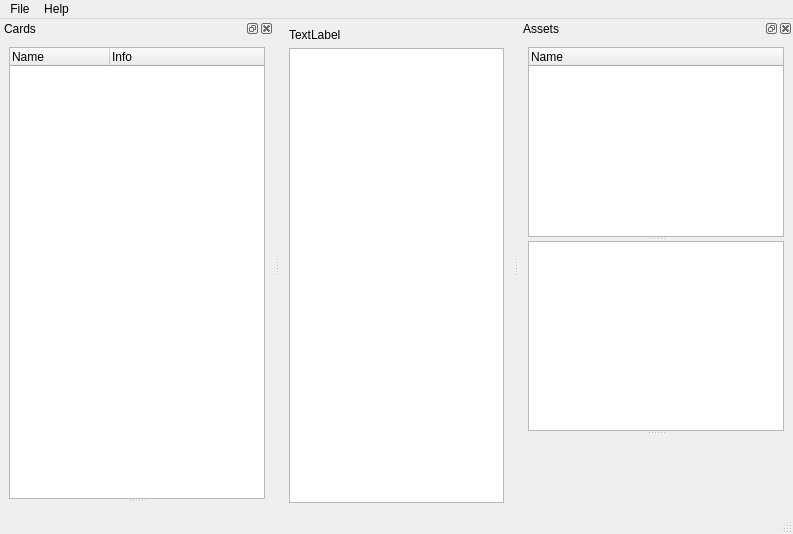
Old version of the form card_editor_main.ui in the repository randall-frank/heresy-card-builder.
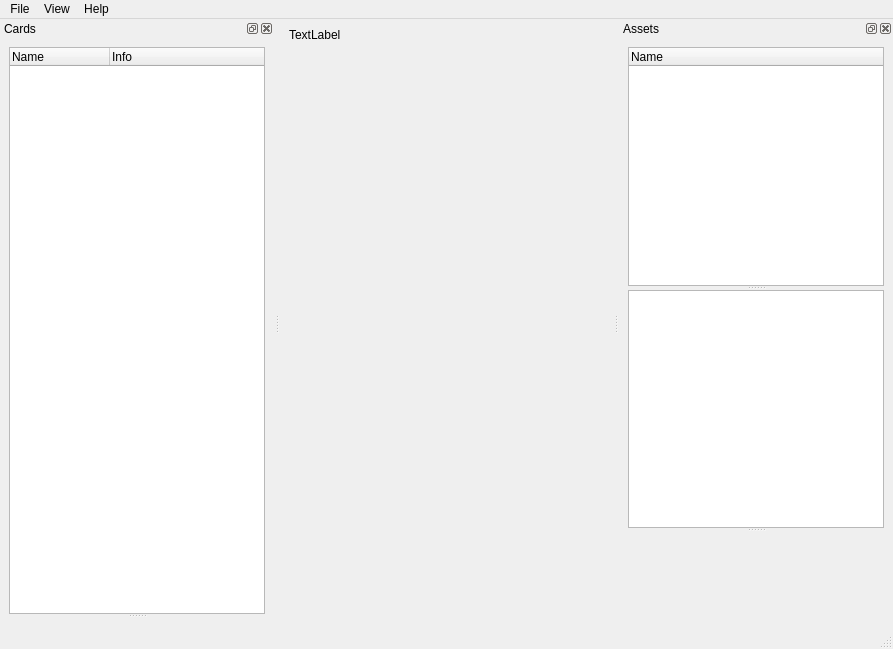
New version of the form. Icons and pictures are not drawn.

Commit message:
Basic card renderer working
Added card zoom
Added missing card slots

```diff
--- a/card_editor_main.ui
+++ b/card_editor_main.ui
@@ -6,8 +6,8 @@
    <rect>
     <x>0</x>
     <y>0</y>
-    <width>793</width>
-    <height>534</height>
+    <width>893</width>
+    <height>649</height>
    </rect>
   </property>
   <property name="windowTitle">
@@ -18,7 +18,7 @@
     <normaloff>:/images/icon</normaloff>:/images/icon</iconset>
   </property>
   <widget class="QWidget" name="centralwidget">
-   <layout class="QVBoxLayout" name="verticalLayout_3">
+   <layout class="QVBoxLayout" name="verticalLayout_3" stretch="0,10">
     <item>
      <widget class="QLabel" name="lblInfo">
       <property name="text">
@@ -27,7 +27,7 @@
      </widget>
     </item>
     <item>
-     <widget class="QGraphicsView" name="gvCard"/>
+     <widget class="QWidget" name="wCardView" native="true"/>
     </item>
    </layout>
   </widget>
@@ -36,8 +36,8 @@
     <rect>
      <x>0</x>
      <y>0</y>
-     <width>793</width>
-     <height>22</height>
+     <width>893</width>
+     <height>21</height>
     </rect>
    </property>
    <widget class="QMenu" name="menuFile">
@@ -57,7 +57,23 @@
     </property>
     <addaction name="actionAbout"/>
    </widget>
+   <widget class="QMenu" name="menuView">
+    <property name="title">
+     <string>View</string>
+    </property>
+    <widget class="QMenu" name="menuCard_zoom">
+     <property name="title">
+      <string>Card zoom</string>
+     </property>
+     <addaction name="actionZoomIn"/>
+     <addaction name="actionZoomReset"/>
+     <addaction name="actionZoomOut"/>
+    </widget>
+    <addaction name="actionFrontFace"/>
+    <addaction name="menuCard_zoom"/>
+   </widget>
    <addaction name="menuFile"/>
+   <addaction name="menuView"/>
    <addaction name="menuHelp"/>
   </widget>
   <widget class="QStatusBar" name="statusbar"/>
```
Left out of the diff: 146 changed lines with no effect on the pictures. The commit also changes 4 other files.
